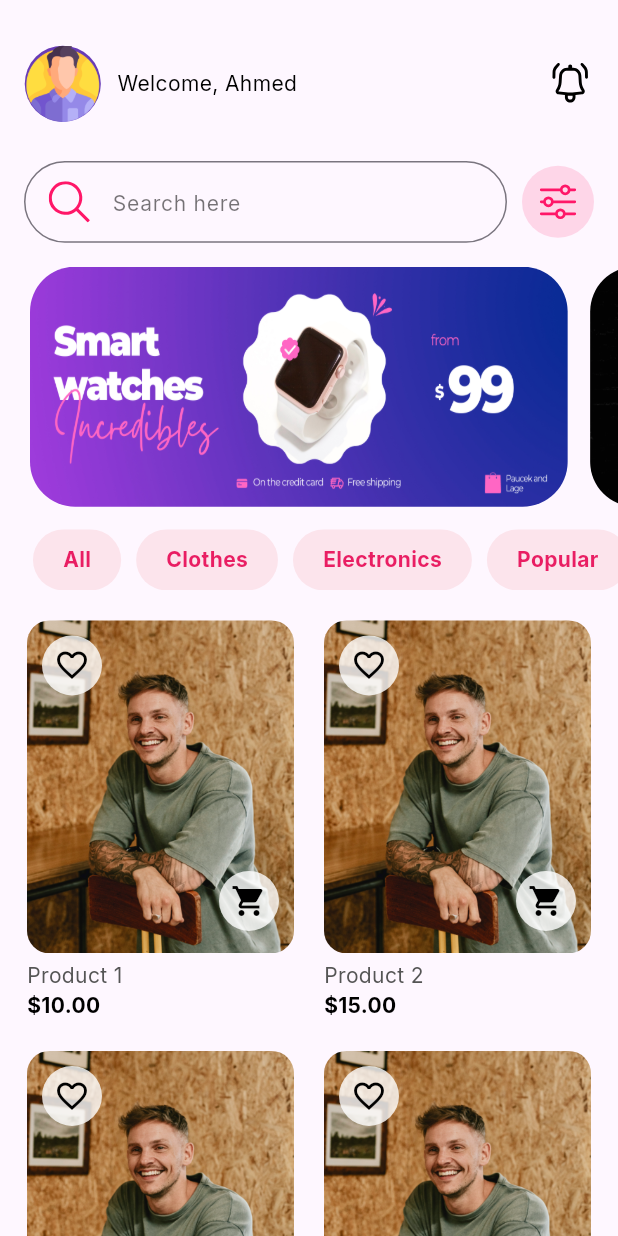
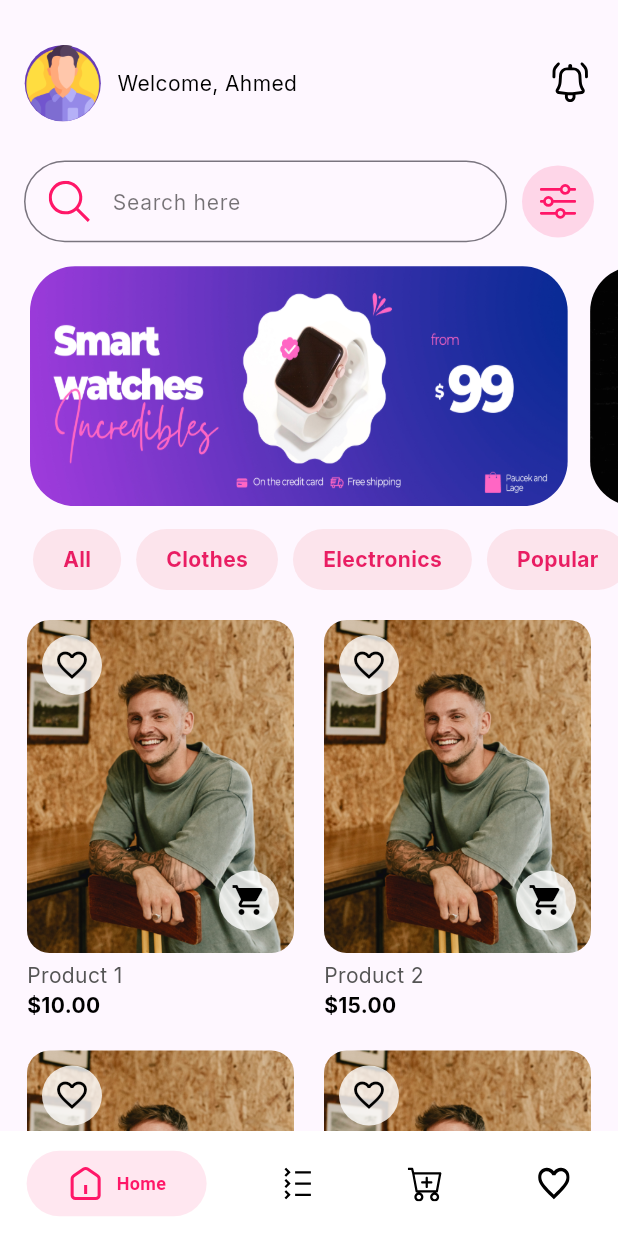
Before and after one commit to Mentorship-Diva/Diva, a Flutter app: the screen it shows after launch, on a phone screen of 412 x 824 dp. Run offline on Flutter 3.47's test engine with Material 3 defaults, Android fonts, the phone set to English and light mode, and no system bars; drawn by our look-alikes of persistent_bottom_nav_bar; our stand-ins replace flutter_bloc, flutter_screenutil, flutter_svg, get_it, google_fonts.

Commit message:
- Refactored ScreenSwitcher into MainScreen + MainCubit / MainState Made the switching process in separate Cubit & Screen * Provided the HomeCubit to HomeScreens in the screens of the bottom nav bar instead of that provider in routes as there is no navigation * Separated the screens and bottom nav bar items in separate files for Organization

```diff
--- a/lib/core/routing/app_router.dart
+++ b/lib/core/routing/app_router.dart
@@ -1,8 +1,11 @@
 import 'package:flutter/material.dart';
 import 'package:flutter_bloc/flutter_bloc.dart';
+import 'package:mentorship/core/di/dependency_injection.dart';
 import 'package:mentorship/core/routing/routes.dart';
 import 'package:mentorship/features/home/logic/home_cubit.dart';
 import 'package:mentorship/features/home/ui/screens/home_screen.dart';
+import 'package:mentorship/features/main/logic/cubit/main_cubit.dart';
+import 'package:mentorship/features/main/ui/screens/main_screen.dart';
 
 class AppRouter {
   Route? generateRoute(RouteSettings settings) {
@@ -10,12 +13,16 @@ class AppRouter {
     // final arguments = settings.arguments;
 
     switch (settings.name) {
+      case Routes.mainScreen:
+        return MaterialPageRoute(
+          builder: (_) => BlocProvider(
+            create: (context) => MainCubit(),
+            child: MainScreen(),
+          ),
+        );
       case Routes.homeScreen:
         return MaterialPageRoute(
-          builder: (_) => BlocProvider(
-            create: (context) => HomeCubit(),
-            child: const HomeScreen(),
-          ),
+          builder: (_) => const HomeScreen(),
         );
 
       default:
--- a/lib/core/routing/routes.dart
+++ b/lib/core/routing/routes.dart
@@ -1,3 +1,4 @@
 class Routes {
+  static const String mainScreen = 'mainScreen';
   static const String homeScreen = 'homeScreen';
 }
--- /dev/null
+++ b/lib/features/home/data/models/product.dart
@@ -0,0 +1,7 @@
+class Product {
+  final String imageUrl;
+  final String name;
+  final double price;
+
+  Product({required this.imageUrl, required this.name, required this.price});
+}
--- a/lib/features/home/logic/home_cubit.dart
+++ b/lib/features/home/logic/home_cubit.dart
@@ -1,15 +1,9 @@
 import 'package:flutter_bloc/flutter_bloc.dart';
 
 class HomeCubit extends Cubit<int> {
-  HomeCubit() : super(-1); // Initialize with no selection (-1)
-
+  HomeCubit() : super(-1);
   //* Update the selected category index
   void selectCategory(int index) {
     emit(index);
   }
-
-  //* Bottom navigation bar switching between screens
-  void changeTab(int index) {
-    emit(index);
-  }
 }
--- a/lib/features/home/logic/home_state.dart
+++ b/lib/features/home/logic/home_state.dart
@@ -1,5 +1,3 @@
-part of 'home_cubit.dart';
-
-sealed class HomeState {}
+abstract class HomeState {}
 
 final class HomeInitial extends HomeState {}
--- a/lib/features/home/ui/screens/home_screen.dart
+++ b/lib/features/home/ui/screens/home_screen.dart
@@ -1,6 +1,5 @@
 import 'package:flutter/material.dart';
 import 'package:flutter_bloc/flutter_bloc.dart';
-import 'package:flutter_screenutil/flutter_screenutil.dart';
 import 'package:mentorship/features/home/logic/home_cubit.dart';
 import 'package:mentorship/features/home/ui/widgets/banners_section.dart';
 import 'package:mentorship/features/home/ui/widgets/categories_list.dart';
@@ -18,7 +17,7 @@ class HomeScreen extends StatelessWidget {
         child: Column(
           mainAxisAlignment: MainAxisAlignment.start,
           children: [
-            SizedBox(height: 20.h),
+            const SizedBox(height: 20),
             const HomeHeader(),
             const SearchBarWithFilter(),
             const BannersSection(),
--- /dev/null
+++ b/lib/features/home/ui/widgets/product_card.dart
@@ -0,0 +1,74 @@
+import 'package:flutter/material.dart';
+import 'package:mentorship/core/theming/text_styles.dart';
+import 'package:mentorship/features/home/data/models/product.dart';
+
+class ProductCard extends StatelessWidget {
+  final Product product;
+
+  const ProductCard({super.key, required this.product});
+
+  @override
+  Widget build(BuildContext context) {
+    return Stack(
+      children: [
+        // Product Image with rounded corners
+        Column(
+          crossAxisAlignment: CrossAxisAlignment.start,
+          children: [
+            Expanded(
+              child: ClipRRect(
+                borderRadius: BorderRadius.circular(15.0),
+                child: Image.asset(
+                  product.imageUrl,
+                  fit: BoxFit.cover,
+                  width: double.infinity,
+                ),
+              ),
+            ),
+            const SizedBox(height: 5),
+            // Product Name
+            Text(
+              product.name,
+              style: AppTextStyles.font14Weight400Grey,
+            ),
+            // Product Price
+            Text(
+              '\$${product.price.toStringAsFixed(2)}',
+              style: AppTextStyles.font14WeightBoldBlack,
+            ),
+          ],
+        ),
+        // Favorite Icon (top-left)
+        Positioned(
+          top: 10,
+          left: 10,
+          child: CircleAvatar(
+            backgroundColor: Colors.white.withOpacity(0.8),
+            child: IconButton(
+              icon: const Icon(Icons.favorite_border),
+              color: Colors.black,
+              onPressed: () {
+                // Add favorite functionality
+              },
+            ),
+          ),
+        ),
+        // Add to Cart Icon (bottom-right)
+        Positioned(
+          bottom: 60,
+          right: 10,
+          child: CircleAvatar(
+            backgroundColor: Colors.white.withOpacity(0.8),
+            child: IconButton(
+              icon: const Icon(Icons.shopping_cart),
+              color: Colors.black,
+              onPressed: () {
+                // Add to cart functionality
+              },
+            ),
+          ),
+        ),
+      ],
+    );
+  }
+}
--- a/lib/features/home/ui/widgets/products_grid_view.dart
+++ b/lib/features/home/ui/widgets/products_grid_view.dart
@@ -1,5 +1,6 @@
 import 'package:flutter/material.dart';
-import 'package:mentorship/core/theming/text_styles.dart';
+import 'package:mentorship/features/home/data/models/product.dart';
+import 'package:mentorship/features/home/ui/widgets/product_card.dart';
 
 class ProductsGridView extends StatelessWidget {
   // Sample product list
@@ -40,82 +41,3 @@ class ProductsGridView extends StatelessWidget {
     );
   }
 }
-
-class Product {
-  final String imageUrl;
-  final String name;
-  final double price;
-
-  Product({required this.imageUrl, required this.name, required this.price});
-}
-
-class ProductCard extends StatelessWidget {
-  final Product product;
-
-  const ProductCard({super.key, required this.product});
-
-  @override
-  Widget build(BuildContext context) {
-    return Stack(
-      children: [
-        // Product Image with rounded corners
-        Column(
-          crossAxisAlignment: CrossAxisAlignment.start,
-          children: [
-            Expanded(
-              child: ClipRRect(
-                borderRadius: BorderRadius.circular(15.0),
-                child: Image.asset(
-                  product.imageUrl,
-                  fit: BoxFit.cover,
-                  width: double.infinity,
-                ),
-              ),
-            ),
-            const SizedBox(height: 5),
-            // Product Name
-            Text(
-              product.name,
-              style: AppTextStyles.font14Weight400Grey,
-            ),
-            // Product Price
-            Text(
-              '\$${product.price.toStringAsFixed(2)}',
-              style: AppTextStyles.font14WeightBoldBlack,
-            ),
-          ],
-        ),
-        // Favorite Icon (top-left)
-        Positioned(
-          top: 10,
-          left: 10,
-          child: CircleAvatar(
-            backgroundColor: Colors.white.withOpacity(0.8),
-            child: IconButton(
-              icon: const Icon(Icons.favorite_border),
-              color: Colors.black,
-              onPressed: () {
-                // Add favorite functionality
-              },
-            ),
-          ),
-        ),
-        // Add to Cart Icon (bottom-right)
-        Positioned(
-          bottom: 60,
-          right: 10,
-          child: CircleAvatar(
-            backgroundColor: Colors.white.withOpacity(0.8),
-            child: IconButton(
-              icon: const Icon(Icons.shopping_cart),
-              color: Colors.black,
-              onPressed: () {
-                // Add to cart functionality
-              },
-            ),
-          ),
-        ),
-      ],
-    );
-  }
-}
--- /dev/null
+++ b/lib/features/main/logic/cubit/main_cubit.dart
@@ -0,0 +1,10 @@
+import 'package:flutter_bloc/flutter_bloc.dart';
+
+class MainCubit extends Cubit<int> {
+  MainCubit() : super(-1);
+
+  //* Bottom navigation bar switching between screens
+  void changeTab(int index) {
+    emit(index);
+  }
+}
--- /dev/null
+++ b/lib/features/main/logic/cubit/main_state.dart
@@ -0,0 +1,3 @@
+abstract class MainState {}
+
+final class MainInitial extends MainState {}
--- /dev/null
+++ b/lib/features/main/ui/screens/main_screen.dart
@@ -0,0 +1,39 @@
+import 'package:flutter/material.dart';
+import 'package:flutter_bloc/flutter_bloc.dart';
+import 'package:mentorship/features/main/logic/cubit/main_cubit.dart';
+import 'package:mentorship/features/main/ui/widgets/nav_bar_items.dart';
+import 'package:mentorship/features/main/ui/widgets/nav_bar_screens.dart';
+import 'package:persistent_bottom_nav_bar/persistent_bottom_nav_bar.dart';
+
+class MainScreen extends StatelessWidget {
+  final PersistentTabController _controller =
+      PersistentTabController(initialIndex: 0);
+
+  MainScreen({super.key});
+
+  @override
+  Widget build(BuildContext context) {
+    return BlocProvider(
+      create: (_) => MainCubit(),
+      child: BlocBuilder<MainCubit, int>(
+        builder: (context, currentIndex) {
+          return PersistentTabView(
+            context,
+            controller: _controller,
+            screens: navBarScreens(),
+            items: navBarItems(_controller.index),
+            navBarHeight: 70,
+            backgroundColor: Colors.white, // Default background color
+            handleAndroidBackButtonPress: true, // Back button handling
+            resizeToAvoidBottomInset: true,
+            navBarStyle: NavBarStyle.style7, // Choose the style you like
+            onItemSelected: (index) {
+              context.read<MainCubit>().changeTab(index);
+              _controller.index = index;
+            },
+          );
+        },
+      ),
+    );
+  }
+}
--- /dev/null
+++ b/lib/features/main/ui/widgets/nav_bar_items.dart
@@ -0,0 +1,58 @@
+// Bottom navigation bar items
+import 'package:flutter/material.dart';
+import 'package:flutter_svg/flutter_svg.dart';
+import 'package:mentorship/core/theming/colors.dart';
+import 'package:persistent_bottom_nav_bar/persistent_bottom_nav_bar.dart';
+
+List<PersistentBottomNavBarItem> navBarItems(int index) {
+  return [
+    PersistentBottomNavBarItem(
+        icon: SvgPicture.asset(
+          'assets/svgs/home.svg',
+          colorFilter: ColorFilter.mode(
+            index == 0 ? AppColors.pinkColor : Colors.black,
+            BlendMode.srcIn,
+          ),
+        ),
+        title: "Home",
+        activeColorPrimary: AppColors.pinkColor.withOpacity(0.1),
+        inactiveColorPrimary: Colors.black,
+        activeColorSecondary: AppColors.pinkColor),
+    PersistentBottomNavBarItem(
+        icon: SvgPicture.asset(
+          'assets/svgs/list.svg',
+          colorFilter: ColorFilter.mode(
+            index == 1 ? AppColors.pinkColor : Colors.black,
+            BlendMode.srcIn,
+          ),
+        ),
+        title: "Categories",
+        activeColorPrimary: AppColors.pinkColor.withOpacity(0.1),
+        inactiveColorPrimary: Colors.black,
+        activeColorSecondary: AppColors.pinkColor),
+    PersistentBottomNavBarItem(
+        icon: SvgPicture.asset(
+          'assets/svgs/cart.svg',
+          colorFilter: ColorFilter.mode(
+            index == 2 ? AppColors.pinkColor : Colors.black,
+            BlendMode.srcIn,
+          ),
+        ),
+        title: "Cart",
+        activeColorPrimary: AppColors.pinkColor.withOpacity(0.1),
+        inactiveColorPrimary: Colors.black,
+        activeColorSecondary: AppColors.pinkColor),
+    PersistentBottomNavBarItem(
+        icon: SvgPicture.asset(
+          'assets/svgs/favorite.svg',
+          colorFilter: ColorFilter.mode(
+            index == 3 ? AppColors.pinkColor : Colors.black,
+            BlendMode.srcIn,
+          ),
+        ),
+        title: "Wishlist",
+        activeColorPrimary: AppColors.pinkColor.withOpacity(0.1),
+        inactiveColorPrimary: Colors.black,
+        activeColorSecondary: AppColors.pinkColor),
+  ];
+}
--- /dev/null
+++ b/lib/features/main/ui/widgets/nav_bar_screens.dart
@@ -0,0 +1,18 @@
+import 'package:flutter/material.dart';
+import 'package:flutter_bloc/flutter_bloc.dart';
+import 'package:mentorship/core/di/dependency_injection.dart';
+import 'package:mentorship/features/home/logic/home_cubit.dart';
+import 'package:mentorship/features/home/ui/screens/home_screen.dart';
+
+List<Widget> navBarScreens() {
+  return [
+    //! Had to provide the HomeCubit to the HomeScreen that way not in routes .. cuz i'm not navigating. i'm switching
+    BlocProvider(
+      create: (context) => getIt<HomeCubit>(),
+      child: const HomeScreen(),
+    ),
+    const SizedBox(),
+    const SizedBox(),
+    const SizedBox(),
+  ];
+}
--- a/lib/main.dart
+++ b/lib/main.dart
@@ -22,7 +22,7 @@ class MyApp extends StatelessWidget {
           colorScheme: ColorScheme.fromSeed(seedColor: Colors.deepPurple),
           useMaterial3: true,
         ),
-        initialRoute: Routes.homeScreen,
+        initialRoute: Routes.mainScreen,
         onGenerateRoute: AppRouter().generateRoute,
       ),
     );
```
Also changed, not shown: lib/screens_switcher.dart (deleted, +0 -132 lines), lib/features/home/data/models/home_model.dart (deleted).
